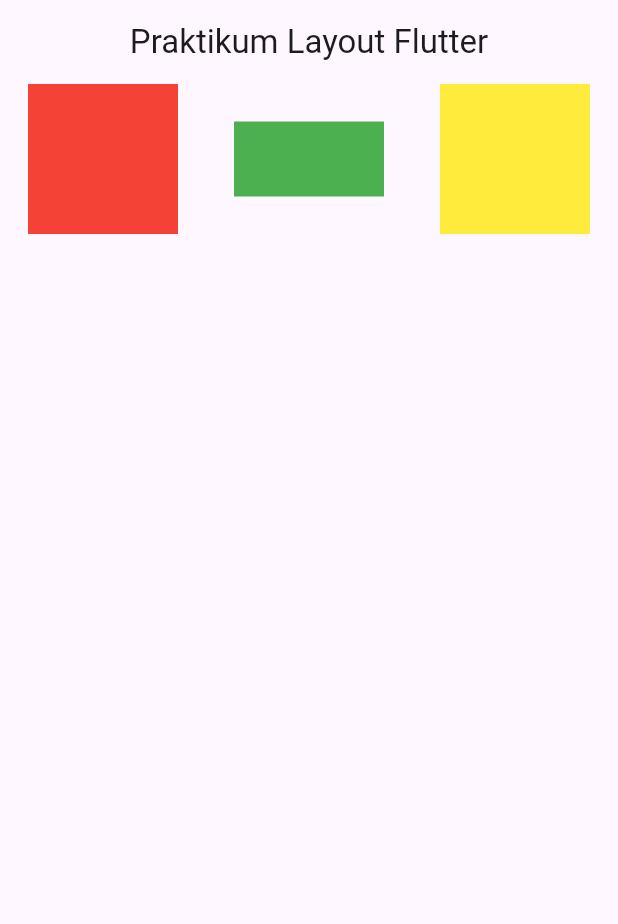
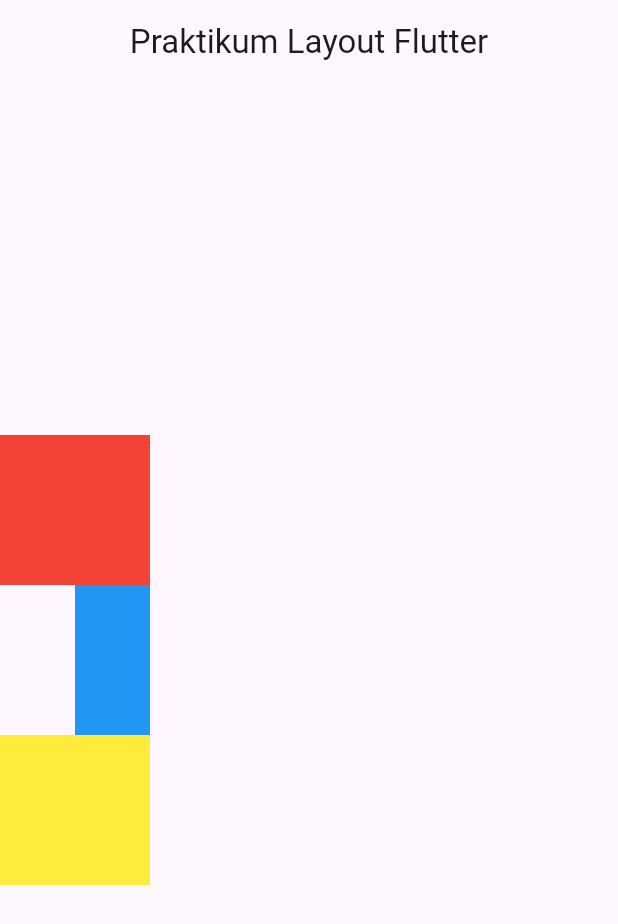
Before and after one commit to Pandepriatama/PraktikumWidgetDanLayoutFlutter, a Flutter app: the screen it shows after launch, on a phone screen of 412 x 824 dp. Shown: the top 924 px of the screen. Run offline on Flutter 3.47's test engine with Material 3 defaults, Android fonts, the phone set to English and light mode, and no system bars.

Commit message:
e. Layout dengan Column

```diff
--- a/lib/main.dart
+++ b/lib/main.dart
@@ -25,12 +25,12 @@ class HomePage extends StatelessWidget {
         title: Text('Praktikum Layout Flutter'),
         centerTitle: true,
       ),
-      body: Row(
-        mainAxisAlignment: MainAxisAlignment.spaceAround,
-        crossAxisAlignment: CrossAxisAlignment.center,
+      body: Column(
+        mainAxisAlignment: MainAxisAlignment.center,
+        crossAxisAlignment: CrossAxisAlignment.end,
         children: <Widget>[
           Container(color: Colors.red, height: 100, width: 100),
-          Container(color: Colors.green, height: 50, width: 100),
+          Container(color: Colors.blue, height: 100, width: 50),
           Container(color: Colors.yellow, height: 100, width: 100),
         ],
       )
```
